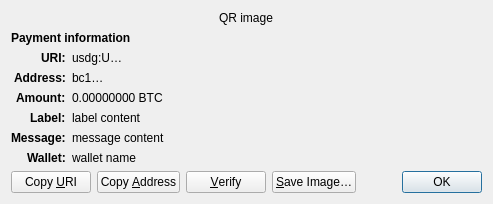
Before: the Qt Designer form src/qt/forms/receiverequestdialog.ui in FastPaymentsInc/DigitalGold, drawn with Qt 5.
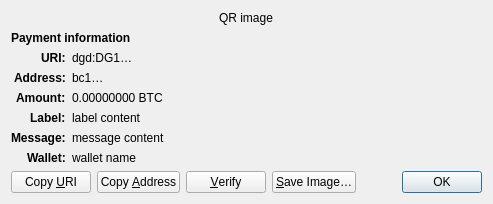
After: the same form once the commit is applied. Custom widgets are drawn as their Qt base class.

```diff
--- a/src/qt/forms/receiverequestdialog.ui
+++ b/src/qt/forms/receiverequestdialog.ui
@@ -65,7 +65,7 @@
    <item row="2" column="1" alignment="Qt::AlignTop">
     <widget class="QLabel" name="uri_content">
      <property name="text">
-      <string notr="true">usdg:U…</string>
+      <string notr="true">dgd:DG1…</string>
      </property>
      <property name="textFormat">
       <enum>Qt::RichText</enum>
```
